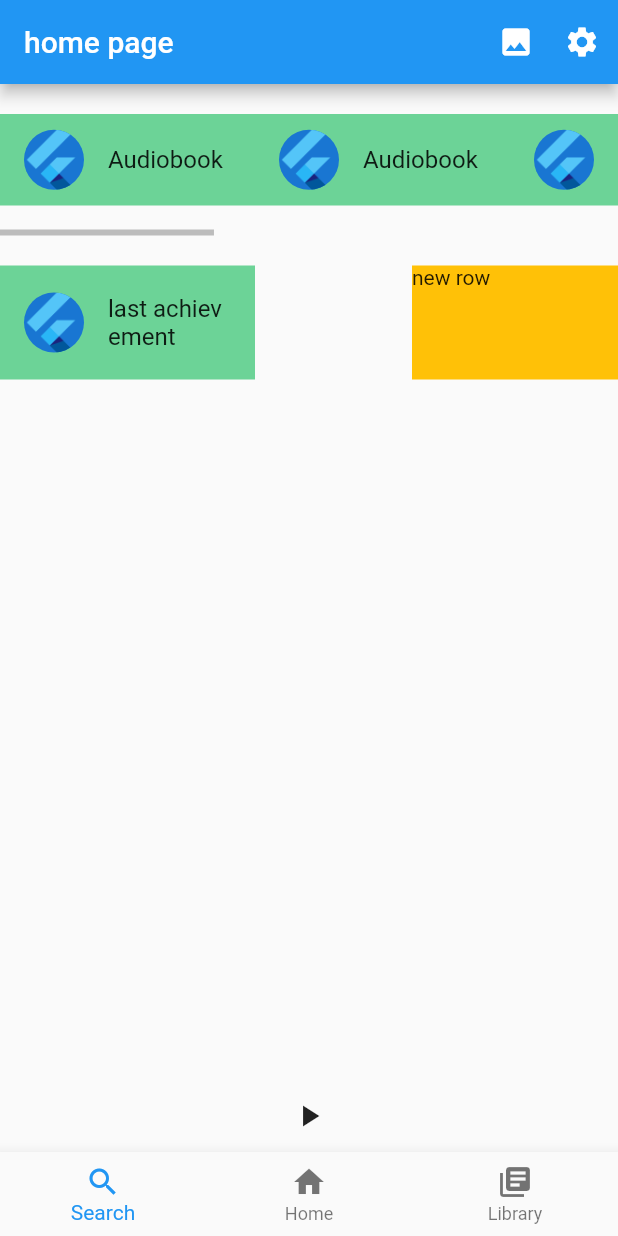
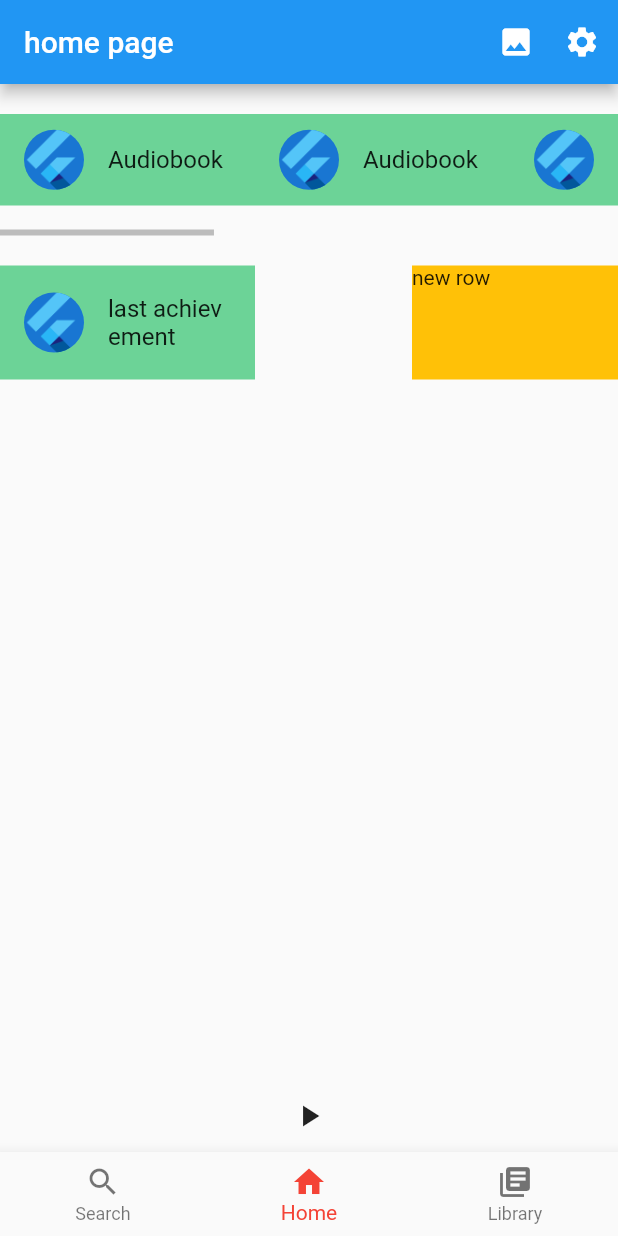
Before and after one commit to IvanShaptalov/audiobookplayer_android, a Flutter app: the screen it shows after launch, on a phone screen of 412 x 824 dp. Run offline on Flutter 3.47's test engine with Material 2 defaults, Android fonts, the phone set to English and light mode, and no system bars; our stand-ins replace audioplayers; generated files the repository leaves out were written again.

Commit message:
feat(home_page): created home_page bottomnavigationbar

```diff
--- /dev/null
+++ b/lib/src/pages/home/home_page.dart
@@ -0,0 +1,40 @@
+import 'package:audiobook_player/src/pages/home/home_screen.dart';
+import 'package:flutter/material.dart';
+
+class HomePage extends StatefulWidget {
+  HomePage({Key? key}) : super(key: key);
+  @override
+  _MyApp createState() => _MyApp();
+}
+
+class _MyApp extends State {
+  var _currentPage = 1;
+  var _pages = [
+    Text("Search"),
+    SampleItemListView(),
+    Text("Library")
+  ];
+  @override
+  Widget build(BuildContext context) {
+    return MaterialApp(
+        title: "BEKMEK",
+        home: Scaffold(
+            body: Center(child: _pages.elementAt(_currentPage)),
+            bottomNavigationBar: BottomNavigationBar(
+                items: [
+                  BottomNavigationBarItem(
+                      icon: Icon(Icons.search), label: "Search"),
+                  BottomNavigationBarItem(
+                      icon: Icon(Icons.home), label: "Home"),
+                  BottomNavigationBarItem(
+                      icon: Icon(Icons.my_library_books), label: "Library"),
+                ],
+                currentIndex: _currentPage,
+                fixedColor: Colors.red,
+                onTap: (int inIndex) {
+                  setState(() {
+                    _currentPage = inIndex;
+                  });
+                })));
+  }
+}
--- a/lib/src/pages/home/home_screen.dart
+++ b/lib/src/pages/home/home_screen.dart
@@ -23,7 +23,7 @@ class SampleItemListView extends StatelessWidget {
     ],
   });
 
-  static const routeName = '/';
+  // static const routeName = '/';
 
   final List<SampleItem> items;
 
@@ -32,14 +32,6 @@ class SampleItemListView extends StatelessWidget {
 
 
     return Scaffold(
-        bottomNavigationBar: BottomNavigationBar(
-          items: [
-            BottomNavigationBarItem(icon: Icon(Icons.search), label: "Search"),
-            BottomNavigationBarItem(icon: Icon(Icons.home), label: "Home"),
-            BottomNavigationBarItem(
-                icon: Icon(Icons.my_library_books), label: "Library"),
-          ],
-        ),
         appBar: AppBar(
           title: const Text('home page'),
           actions: [
```
Also changed, not shown: lib/src/app.dart (+7 -4 lines), lib/src/pages/libpage/library_screen.dart (added, +16 -0 lines).
